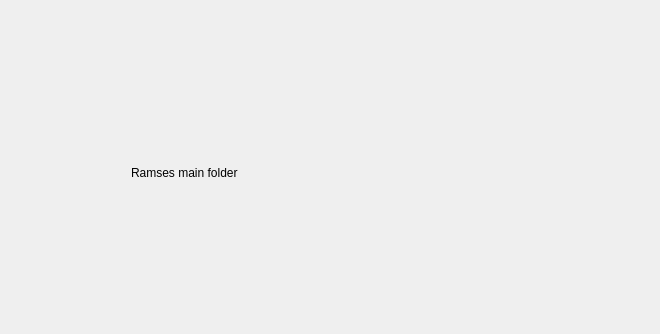
The window that src/localsettingswidget.ui (RxLaboratory/Ramses-Client) describes before a commit, drawn with Qt 5.
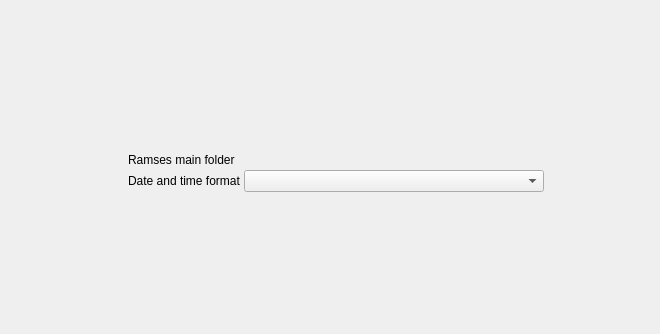
The same window after the commit.

Diff of the .ui file:
```diff
--- a/src/localsettingswidget.ui
+++ b/src/localsettingswidget.ui
@@ -96,6 +96,16 @@
          </layout>
         </widget>
        </item>
+       <item row="1" column="0">
+        <widget class="QLabel" name="label_2">
+         <property name="text">
+          <string>Date and time format</string>
+         </property>
+        </widget>
+       </item>
+       <item row="1" column="1">
+        <widget class="QComboBox" name="dateFormatBox"/>
+       </item>
       </layout>
      </item>
      <item>
```
